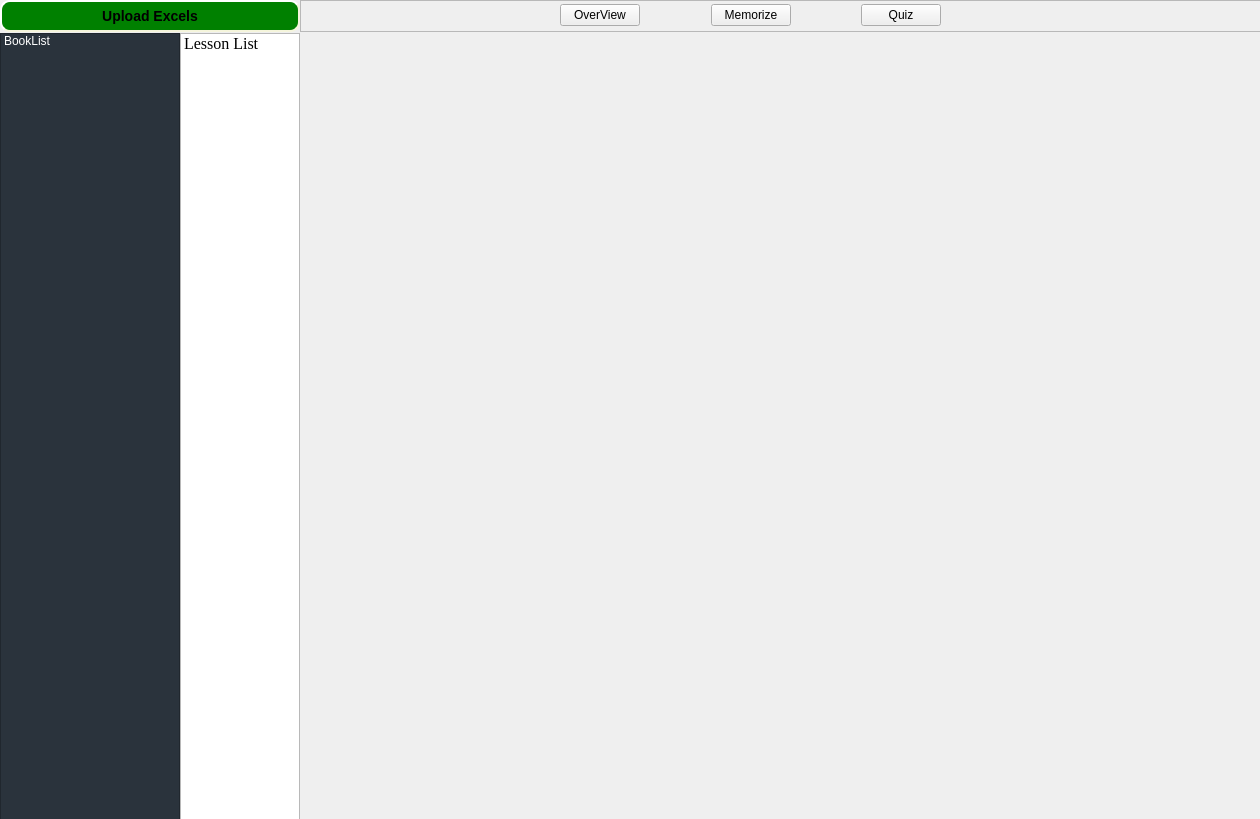
This is PyQt5_GUI/RemV_Package/res/FirstGui.ui in ArmandXiao/RemV as Qt 5 draws it before an edit. The edited form follows.
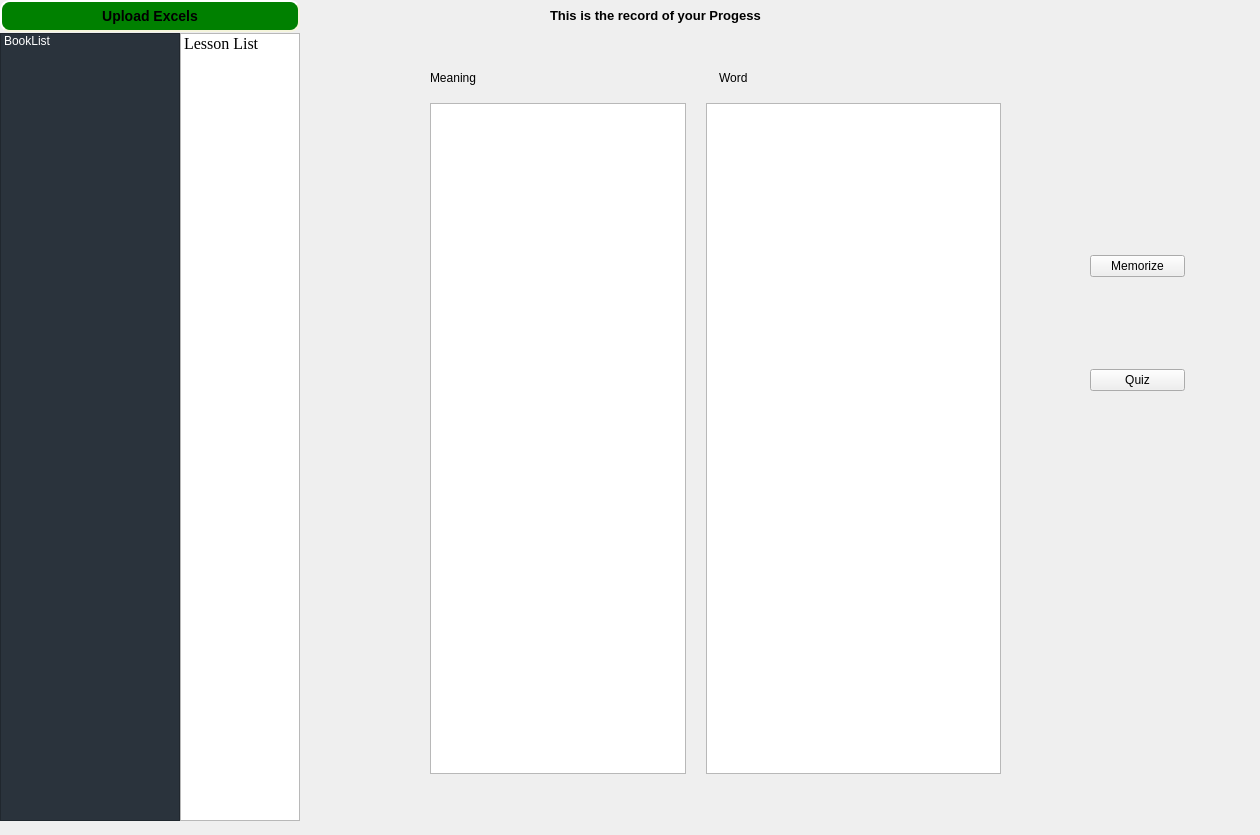
This is the edited form.

```diff
--- a/PyQt5_GUI/RemV_Package/res/FirstGui.ui
+++ b/PyQt5_GUI/RemV_Package/res/FirstGui.ui
@@ -7,7 +7,7 @@
     <x>0</x>
     <y>0</y>
     <width>1260</width>
-    <height>819</height>
+    <height>835</height>
    </rect>
   </property>
   <property name="tabletTracking">
@@ -108,72 +108,23 @@
      <item row="0" column="2">
       <widget class="QFrame" name="frame">
        <property name="frameShape">
-        <enum>QFrame::StyledPanel</enum>
+        <enum>QFrame::NoFrame</enum>
        </property>
        <property name="frameShadow">
         <enum>QFrame::Raised</enum>
        </property>
-       <widget class="QWidget" name="horizontalLayoutWidget">
+       <widget class="QLabel" name="label_3">
         <property name="geometry">
          <rect>
-          <x>260</x>
+          <x>250</x>
           <y>0</y>
           <width>381</width>
-          <height>30</height>
+          <height>31</height>
          </rect>
         </property>
-        <layout class="QHBoxLayout" name="horizontalLayout">
-         <property name="spacing">
-          <number>20</number>
-         </property>
-         <item>
-          <widget class="QPushButton" name="OverViewSceneBtn">
-           <property name="text">
-            <string>OverView</string>
-           </property>
-          </widget>
-         </item>
-         <item>
-          <spacer name="horizontalSpacer">
-           <property name="orientation">
-            <enum>Qt::Horizontal</enum>
-           </property>
-           <property name="sizeHint" stdset="0">
-            <size>
-             <width>40</width>
-             <height>20</height>
-            </size>
-           </property>
-          </spacer>
-         </item>
-         <item>
-          <widget class="QPushButton" name="MemorizeSceneBtn">
-           <property name="text">
-            <string>Memorize</string>
-           </property>
-          </widget>
-         </item>
-         <item>
-          <spacer name="horizontalSpacer_2">
-           <property name="orientation">
-            <enum>Qt::Horizontal</enum>
-           </property>
-           <property name="sizeHint" stdset="0">
-            <size>
-             <width>40</width>
-             <height>20</height>
-            </size>
-           </property>
-          </spacer>
-         </item>
-         <item>
-          <widget class="QPushButton" name="QuizSceneBtn">
-           <property name="text">
-            <string>Quiz</string>
-           </property>
-          </widget>
-         </item>
-        </layout>
+        <property name="text">
+         <string>&lt;html&gt;&lt;head/&gt;&lt;body&gt;&lt;p&gt;&lt;span style=&quot; font-size:10pt; font-weight:600;&quot;&gt;This is the record of your Progess&lt;/span&gt;&lt;/p&gt;&lt;/body&gt;&lt;/html&gt;</string>
+        </property>
        </widget>
       </widget>
      </item>
@@ -191,7 +142,105 @@
        <property name="currentIndex">
         <number>0</number>
        </property>
-       <widget class="QWidget" name="OverviewScene"/>
+       <widget class="QWidget" name="OverviewScene">
+        <widget class="QWidget" name="horizontalLayoutWidget_2">
+         <property name="geometry">
+          <rect>
+           <x>130</x>
+           <y>70</y>
+           <width>571</width>
+           <height>671</height>
+          </rect>
+         </property>
+         <layout class="QHBoxLayout" name="horizontalLayout_2" stretch="0,2">
+          <property name="spacing">
+           <number>20</number>
+          </property>
+          <item>
+           <widget class="QListWidget" name="listWidget_2">
+            <property name="alternatingRowColors">
+             <bool>true</bool>
+            </property>
+           </widget>
+          </item>
+          <item>
+           <widget class="QListWidget" name="listWidget">
+            <property name="alternatingRowColors">
+             <bool>true</bool>
+            </property>
+           </widget>
+          </item>
+         </layout>
+        </widget>
+        <widget class="QWidget" name="horizontalLayoutWidget_3">
+         <property name="geometry">
+          <rect>
+           <x>130</x>
+           <y>0</y>
+           <width>571</width>
+           <height>89</height>
+          </rect>
+         </property>
+         <layout class="QHBoxLayout" name="horizontalLayout_3">
+          <item>
+           <widget class="QLabel" name="label_2">
+            <property name="text">
+             <string>Meaning</string>
+            </property>
+           </widget>
+          </item>
+          <item>
+           <widget class="QLabel" name="label">
+            <property name="text">
+             <string>Word</string>
+            </property>
+           </widget>
+          </item>
+         </layout>
+        </widget>
+        <widget class="QWidget" name="horizontalLayoutWidget">
+         <property name="geometry">
+          <rect>
+           <x>790</x>
+           <y>170</y>
+           <width>95</width>
+           <height>241</height>
+          </rect>
+         </property>
+         <layout class="QVBoxLayout" name="verticalLayout">
+          <property name="spacing">
+           <number>20</number>
+          </property>
+          <item>
+           <widget class="QPushButton" name="MemorizeSceneBtn">
+            <property name="text">
+             <string>Memorize</string>
+            </property>
+           </widget>
+          </item>
+          <item>
+           <spacer name="horizontalSpacer_2">
+            <property name="orientation">
+             <enum>Qt::Horizontal</enum>
+            </property>
+            <property name="sizeHint" stdset="0">
+             <size>
+              <width>40</width>
+              <height>20</height>
+             </size>
+            </property>
+           </spacer>
+          </item>
+          <item>
+           <widget class="QPushButton" name="QuizSceneBtn">
+            <property name="text">
+             <string>Quiz</string>
+            </property>
+           </widget>
+          </item>
+         </layout>
+        </widget>
+       </widget>
        <widget class="QWidget" name="MemorizeScene"/>
        <widget class="QWidget" name="QuizScene"/>
       </widget>
```
